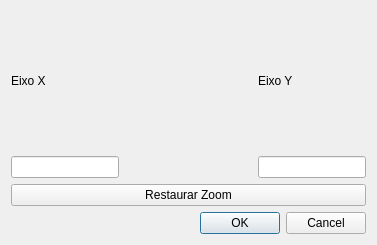
This is app/view/ui/setEscala.ui in matheusfillipe/Topografia as Qt 5 draws it before an edit. The edited form follows.
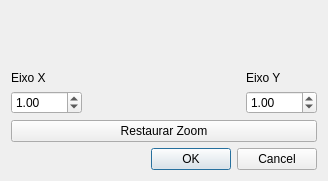
This is the edited form.

What changed in the file:
```diff
--- a/app/view/ui/setEscala.ui
+++ b/app/view/ui/setEscala.ui
@@ -6,15 +6,31 @@
    <rect>
     <x>0</x>
     <y>0</y>
-    <width>377</width>
-    <height>245</height>
+    <width>328</width>
+    <height>181</height>
    </rect>
   </property>
+  <property name="maximumSize">
+   <size>
+    <width>480</width>
+    <height>300</height>
+   </size>
+  </property>
   <property name="windowTitle">
    <string>Escala</string>
   </property>
   <layout class="QGridLayout" name="gridLayout">
-   <item row="0" column="0">
+   <item row="2" column="0">
+    <widget class="QDialogButtonBox" name="buttonBox">
+     <property name="orientation">
+      <enum>Qt::Horizontal</enum>
+     </property>
+     <property name="standardButtons">
+      <set>QDialogButtonBox::Cancel|QDialogButtonBox::Ok</set>
+     </property>
+    </widget>
+   </item>
+   <item row="1" column="0">
     <layout class="QVBoxLayout" name="verticalLayout_3">
      <item>
       <layout class="QHBoxLayout" name="horizontalLayout">
@@ -28,18 +44,18 @@
           </widget>
          </item>
          <item>
-          <widget class="QLineEdit" name="x">
-           <property name="sizePolicy">
-            <sizepolicy hsizetype="Fixed" vsizetype="Fixed">
-             <horstretch>0</horstretch>
-             <verstretch>0</verstretch>
-            </sizepolicy>
+          <widget class="QDoubleSpinBox" name="x">
+           <property name="minimum">
+            <double>0.010000000000000</double>
            </property>
-           <property name="toolTip">
-            <string extracomment="Inclinação da rampa anterior"/>
+           <property name="maximum">
+            <double>9999.989999999999782</double>
            </property>
-           <property name="readOnly">
-            <bool>false</bool>
+           <property name="singleStep">
+            <double>0.100000000000000</double>
+           </property>
+           <property name="value">
+            <double>1.000000000000000</double>
            </property>
           </widget>
          </item>
@@ -68,18 +84,18 @@
           </widget>
          </item>
          <item>
-          <widget class="QLineEdit" name="y">
-           <property name="sizePolicy">
-            <sizepolicy hsizetype="Fixed" vsizetype="Fixed">
-             <horstretch>0</horstretch>
-             <verstretch>0</verstretch>
-            </sizepolicy>
+          <widget class="QDoubleSpinBox" name="y">
+           <property name="minimum">
+            <double>0.010000000000000</double>
            </property>
-           <property name="toolTip">
-            <string extracomment="Inclinação da rampa anterior"/>
+           <property name="maximum">
+            <double>9999.989999999999782</double>
            </property>
-           <property name="readOnly">
-            <bool>false</bool>
+           <property name="singleStep">
+            <double>0.100000000000000</double>
+           </property>
+           <property name="value">
+            <double>1.000000000000000</double>
            </property>
           </widget>
          </item>
@@ -96,15 +112,18 @@
      </item>
     </layout>
    </item>
-   <item row="1" column="0">
-    <widget class="QDialogButtonBox" name="buttonBox">
+   <item row="0" column="0">
+    <spacer name="verticalSpacer">
      <property name="orientation">
-      <enum>Qt::Horizontal</enum>
+      <enum>Qt::Vertical</enum>
      </property>
-     <property name="standardButtons">
-      <set>QDialogButtonBox::Cancel|QDialogButtonBox::Ok</set>
+     <property name="sizeHint" stdset="0">
+      <size>
+       <width>20</width>
+       <height>40</height>
+      </size>
      </property>
-    </widget>
+    </spacer>
    </item>
   </layout>
  </widget>
```
Left out of the diff: 5 changed lines with no effect on the pictures.
